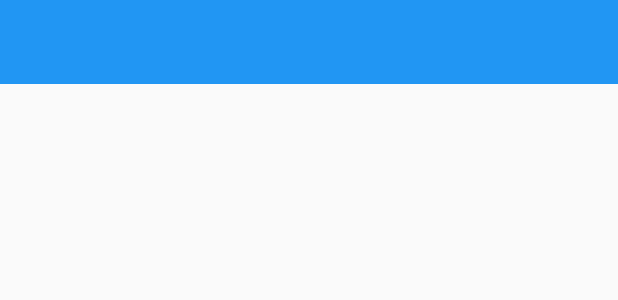
After one commit to Thangiee/MARS-android-app, an Android app: the layout toolbar.xml on its own in the app's theme, with its tools: preview values and no code run, on a phone screen of 412 x 824 dp. The commit adds this screen. Shown: the top 300 px of the screen. Run offline under Robolectric (Android 15) with nearby library versions, the phone set to English and light mode, and no system bars.

Commit message:
Integrate support lib AppCompat

```diff
--- a/src/main/AndroidManifest.xml
+++ b/src/main/AndroidManifest.xml
@@ -11,7 +11,8 @@
 
     <application
         android:label="@string/app_name"
-        android:icon="@drawable/ic_launcher">
+        android:icon="@drawable/ic_launcher"
+        android:theme="@style/MyTheme">
 
         <activity
             android:name="MainActivity"
--- /dev/null
+++ b/src/main/java/com/uta/mars/BaseActivity.java
@@ -0,0 +1,7 @@
+package com.uta.mars;
+
+import android.support.v7.app.AppCompatActivity;
+
+public class BaseActivity extends AppCompatActivity {
+
+}
--- a/src/main/java/com/uta/mars/MainActivity.java
+++ b/src/main/java/com/uta/mars/MainActivity.java
@@ -3,10 +3,9 @@ package com.uta.mars;
 import android.app.Activity;
 import android.os.Bundle;
 
+// todo: remove
 public class MainActivity extends Activity {
-    /**
-     * Called when the activity is first created.
-     */
+
     @Override
     public void onCreate(Bundle savedInstanceState) {
         super.onCreate(savedInstanceState);
--- /dev/null
+++ b/src/main/res/layout/toolbar.xml
@@ -0,0 +1,11 @@
+<?xml version="1.0" encoding="utf-8"?>
+<android.support.v7.widget.Toolbar
+    xmlns:android="http://schemas.android.com/apk/res/android"
+    xmlns:app="http://schemas.android.com/apk/res-auto"
+    android:id="@+id/toolbar"
+    android:layout_width="match_parent"
+    android:layout_height="wrap_content"
+    android:minHeight="?attr/actionBarSize"
+    android:background="?attr/colorPrimary"
+    android:theme="@style/ThemeOverlay.AppCompat.Dark.ActionBar"
+    app:popupTheme="@style/ThemeOverlay.AppCompat.Light" />
--- /dev/null
+++ b/src/main/res/values-v21/styles.xml
@@ -0,0 +1,13 @@
+<resources>
+    <!--
+          Base application theme for API 21+. This theme replaces
+          MyTheme from resources/values/styles.xml on API 21+ devices.
+      -->
+    <style name="MyTheme" parent="MyTheme.Base">
+        <item name="android:windowContentTransitions">true</item>
+        <item name="android:windowAllowEnterTransitionOverlap">true</item>
+        <item name="android:windowAllowReturnTransitionOverlap">true</item>
+        <item name="android:windowSharedElementEnterTransition">@android:transition/move</item>
+        <item name="android:windowSharedElementExitTransition">@android:transition/move</item>
+    </style>
+</resources>
--- /dev/null
+++ b/src/main/res/values/styles.xml
@@ -0,0 +1,21 @@
+<resources>
+    <style name="MyTheme" parent="MyTheme.Base">
+    </style>
+    <!-- Base theme applied no matter what API -->
+    <style name="MyTheme.Base" parent="Theme.AppCompat.Light.DarkActionBar">
+        <!--If you are using revision 22.1 please use just windowNoTitle. Without android:-->
+        <item name="windowNoTitle">true</item>
+        <!--We will be using the toolbar so no need to show ActionBar-->
+        <item name="windowActionBar">false</item>
+        <!-- Set theme colors from http://www.google.com/design/spec/style/color.html#color-color-palette-->
+        <!-- colorPrimary is used for the default action bar background -->
+        <item name="colorPrimary">@color/primary</item>
+        <!-- colorPrimaryDark is used for the status bar -->
+        <item name="colorPrimaryDark">@color/primary_dark</item>
+        <!-- colorAccent is used as the default value for colorControlActivated
+             which is used to tint widgets -->
+        <item name="colorAccent">@color/accent</item>
+        <!-- You can also set colorControlNormal, colorControlActivated
+            colorControlHighlight and colorSwitchThumbNormal. -->
+    </style>
+</resources>
```
Also changed, not shown: 3 other files.
